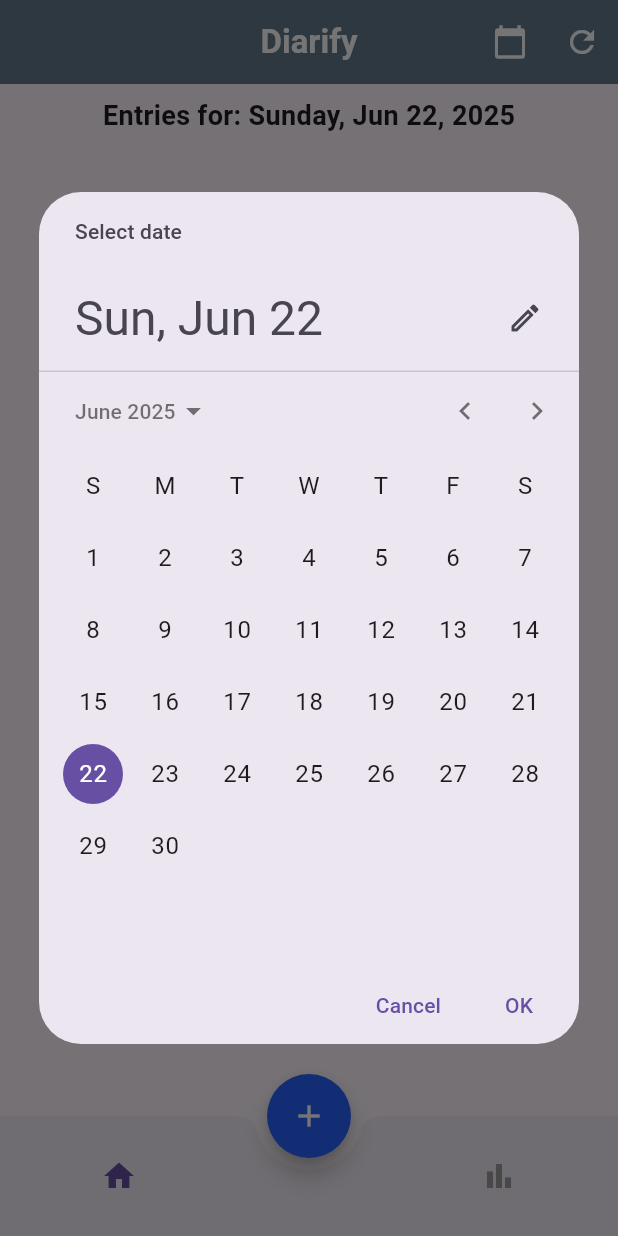
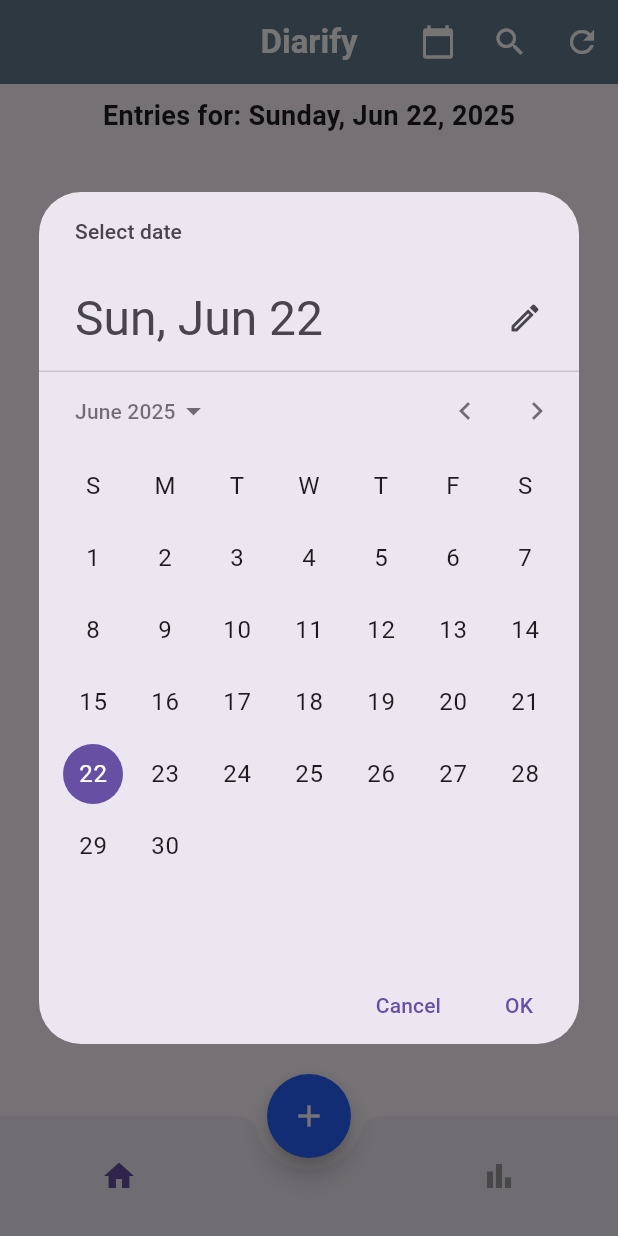
Before and after one commit to syarif0707/Diarify, a Flutter app: the HomeScreen screen opened directly, after a tap on the "calendar today" icon, on a phone screen of 412 x 824 dp. Run offline on Flutter 3.47's test engine with Material 3 defaults, Android fonts, the light colour scheme and no system bars; our stand-ins replace flutter_local_notifications, image_picker, pie_chart, sqflite, timezone; accounts and stored records are empty.

Commit message:
added search feature

```diff
--- a/lib/screens/home_screen.dart
+++ b/lib/screens/home_screen.dart
@@ -1,11 +1,11 @@
-import 'package:diarify/utils/app_constants.dart';
 import 'package:flutter/material.dart';
 import 'package:intl/intl.dart';
 import '../database/database_helper.dart';
 import '../models/diary_entry.dart';
+import '../utils/app_constants.dart';
 import 'add_edit_entry_screen.dart';
 import 'reflection_screen.dart';
-import '../widgets/diary_card.dart'; // Custom widget for diary entry display
+import '../widgets/diary_card.dart';
 
 class HomeScreen extends StatefulWidget {
   const HomeScreen({super.key});
@@ -16,14 +16,25 @@ class HomeScreen extends StatefulWidget {
 
 class _HomeScreenState extends State<HomeScreen> {
   final DatabaseHelper _dbHelper = DatabaseHelper();
-  List<DiaryEntry> _diaryEntries = [];
+  List<DiaryEntry> _allDiaryEntries = []; // Stores all entries for the selected date
+  List<DiaryEntry> _filteredDiaryEntries = []; // Stores entries filtered by search
   DateTime _selectedDate = DateTime.now();
   int _currentIndex = 0; // For Bottom Navigation Bar
+  final TextEditingController _searchController = TextEditingController();
+  bool _isSearching = false; // To toggle search bar visibility
 
   @override
   void initState() {
     super.initState();
     _loadDiaryEntries();
+    _searchController.addListener(_onSearchChanged);
+  }
+
+  @override
+  void dispose() {
+    _searchController.removeListener(_onSearchChanged);
+    _searchController.dispose();
+    super.dispose();
   }
 
   Future<void> _loadDiaryEntries() async {
@@ -36,7 +47,22 @@ class _HomeScreenState extends State<HomeScreen> {
       _selectedDate,
     );
     setState(() {
-      _diaryEntries = entries;
+      _allDiaryEntries = entries;
+      _onSearchChanged(); // Apply current search filter after loading new entries
+    });
+  }
+
+  void _onSearchChanged() {
+    String query = _searchController.text.toLowerCase();
+    setState(() {
+      if (query.isEmpty) {
+        _filteredDiaryEntries = List.from(_allDiaryEntries);
+      } else {
+        _filteredDiaryEntries = _allDiaryEntries.where((entry) {
+          return entry.title.toLowerCase().contains(query) ||
+                 entry.content.toLowerCase().contains(query);
+        }).toList();
+      }
     });
   }
 
@@ -50,6 +76,7 @@ class _HomeScreenState extends State<HomeScreen> {
     if (picked != null && picked != _selectedDate) {
       setState(() {
         _selectedDate = picked;
+        _searchController.clear(); // Clear search when date changes
       });
       _loadDiaryEntries(); // Reload entries for the new date
     }
@@ -134,7 +161,18 @@ class _HomeScreenState extends State<HomeScreen> {
   Widget build(BuildContext context) {
     return Scaffold(
       appBar: AppBar(
-        title: const Text('Diarify'),
+        title: _isSearching
+            ? TextField(
+                controller: _searchController,
+                decoration: const InputDecoration(
+                  hintText: 'Search entries...',
+                  hintStyle: TextStyle(color: Colors.white70),
+                  border: InputBorder.none,
+                ),
+                style: const TextStyle(color: Colors.white, fontSize: 18),
+                cursorColor: Colors.white,
+              )
+            : const Text('Diarify'),
         centerTitle: true,
         actions: [
           IconButton(
@@ -142,7 +180,18 @@ class _HomeScreenState extends State<HomeScreen> {
             onPressed: () => _selectDate(context),
           ),
           IconButton(
-            icon: const Icon(Icons.refresh), // Add refresh button
+            icon: Icon(_isSearching ? Icons.close : Icons.search),
+            onPressed: () {
+              setState(() {
+                _isSearching = !_isSearching;
+                if (!_isSearching) {
+                  _searchController.clear(); // Clear search when closing
+                }
+              });
+            },
+          ),
+          IconButton(
+            icon: const Icon(Icons.refresh),
             onPressed: _loadDiaryEntries,
           ),
         ],
@@ -157,12 +206,18 @@ class _HomeScreenState extends State<HomeScreen> {
             ),
           ),
           Expanded(
-            child: _diaryEntries.isEmpty
-                ? const Center(child: Text('No diary entries for this date. Create one!'))
+            child: _filteredDiaryEntries.isEmpty
+                ? Center(
+                    child: Text(
+                      _searchController.text.isEmpty
+                          ? 'No diary entries for this date. Create one!'
+                          : 'No entries found matching "${_searchController.text}".',
+                    ),
+                  )
                 : ListView.builder(
-                    itemCount: _diaryEntries.length,
+                    itemCount: _filteredDiaryEntries.length,
                     itemBuilder: (context, index) {
-                      final entry = _diaryEntries[index];
+                      final entry = _filteredDiaryEntries[index];
                       return Dismissible(
                         key: Key(entry.id.toString()), // Unique key for Dismissible
                         direction: DismissDirection.endToStart,
```
